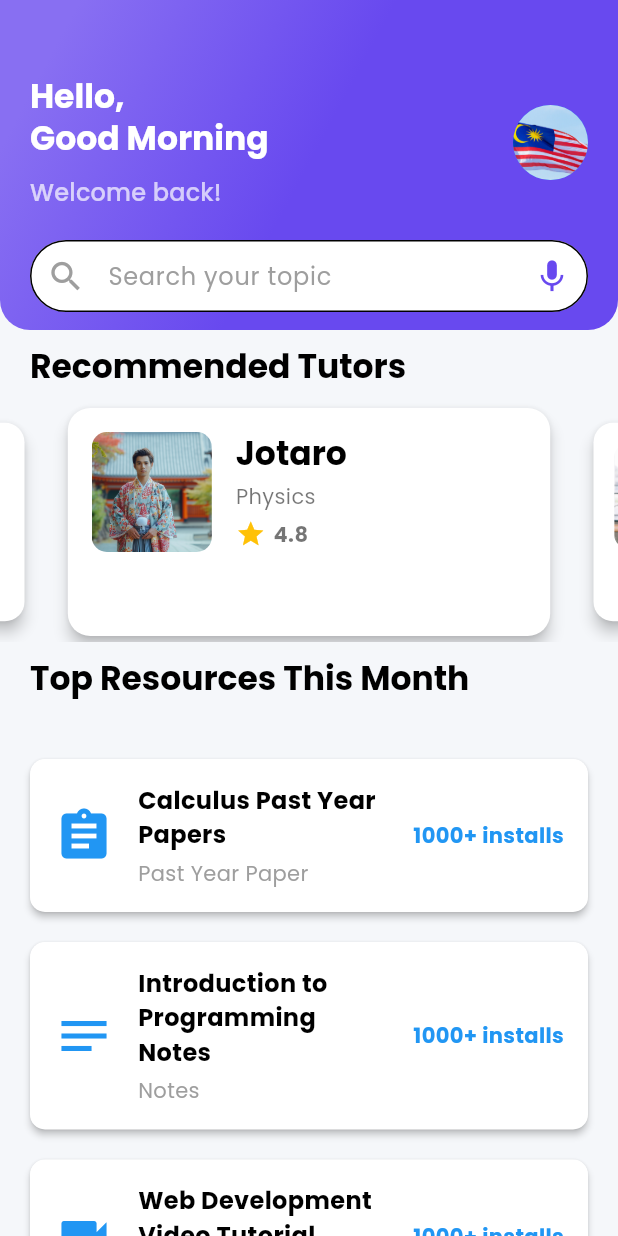
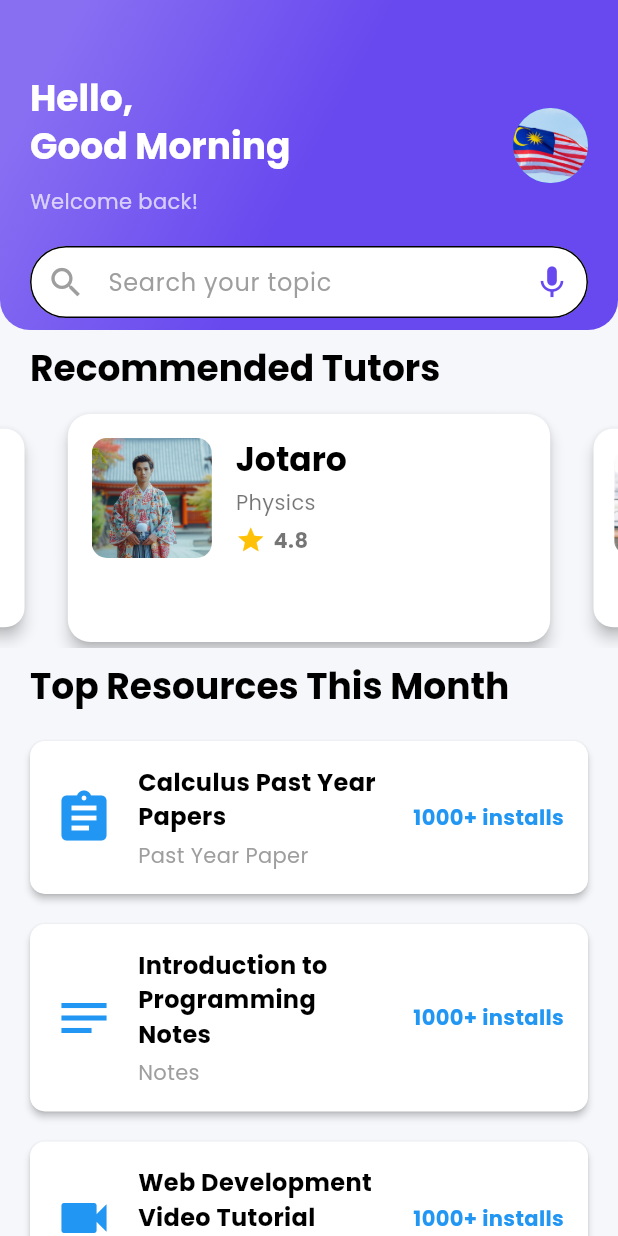
Before and after one commit to zw-weng/EduConnect-Xcode, a Flutter app: the HomeScreen screen opened directly, on a phone screen of 412 x 824 dp. Run offline on Flutter 3.47's test engine with Material 3 defaults, Android fonts, the phone set to English and light mode, and no system bars; drawn by our look-alikes of carousel_slider; our stand-ins replace dio, google_nav_bar, youtube_player_flutter; missing offline and left inert: external_path, flutter_file_dialog, pdfx, youtube_explode_dart.

Commit message:
update home ui

```diff
--- a/lib/screens/home_screen.dart
+++ b/lib/screens/home_screen.dart
@@ -6,8 +6,10 @@ import 'package:flutter/material.dart';
 import 'package:carousel_slider/carousel_slider.dart';
 import 'package:flutter/services.dart';
 import 'package:educonnect/widgets/search_field.dart';
-import 'package:educonnect/widgets/tutor_card.dart'; // Define a TutorCard widget for slidable tutors
-import 'package:educonnect/models/tutor.dart'; // Define Tutor model
+import 'package:educonnect/widgets/tutor_card.dart';
+import 'package:educonnect/models/tutor.dart';
+import 'package:educonnect/screens/pdf_preview_screen.dart';
+import 'package:educonnect/screens/video_preview_screen.dart';
 
 class HomeScreen extends StatefulWidget {
   const HomeScreen({super.key});
@@ -100,48 +102,66 @@ class _HomeScreenState extends State<HomeScreen> {
         body: Column(
           crossAxisAlignment: CrossAxisAlignment.start,
           children: [
-            const AppBar(),
+            const CustomAppBar(),
             Padding(
               padding: const EdgeInsets.symmetric(horizontal: 20.0, vertical: 10.0),
               child: Text(
                 "Recommended Tutors",
-                style: Theme.of(context).textTheme.titleLarge?.copyWith(
+                style: Theme.of(context).textTheme.headlineSmall?.copyWith(
                       fontWeight: FontWeight.bold,
                     ),
               ),
             ),
             CarouselSlider(
-              options: CarouselOptions(height: 160, enlargeCenterPage: true, enableInfiniteScroll: true),
+              options: CarouselOptions(
+                height: 160,
+                enlargeCenterPage: true,
+                enableInfiniteScroll: true,
+              ),
               items: tutors.map((tutor) {
-                return TutorCard(tutor: tutor); // Create a custom TutorCard widget
+                return TutorCard(tutor: tutor);
               }).toList(),
             ),
             Padding(
               padding: const EdgeInsets.symmetric(horizontal: 20.0, vertical: 10.0),
-              child: Row(
-                mainAxisAlignment: MainAxisAlignment.spaceBetween,
-                children: [
-                  Text(
-                    "Top Resources This Month",
-                    style: Theme.of(context).textTheme.titleLarge?.copyWith(
-                          fontWeight: FontWeight.bold,
-                        ),
-                  ),
-                ],
+              child: Text(
+                "Top Resources This Month",
+                style: Theme.of(context).textTheme.headlineSmall?.copyWith(
+                      fontWeight: FontWeight.bold,
+                    ),
               ),
             ),
             Expanded(
-              child: SingleChildScrollView(
-              padding: const EdgeInsets.all(20.0),
-              child: Column(
-                children: topResources.map((resource) {
-                  return ResourceCard(
-                    resource: resource,
-                    installs: '1000+',
+              child: ListView.builder(
+                padding: const EdgeInsets.symmetric(horizontal: 20.0),
+                itemCount: topResources.length,
+                itemBuilder: (context, index) {
+                  final resource = topResources[index];
+                  return GestureDetector(
+                    onTap: () {
+                      if (resource.type == 'video') {
+                        Navigator.push(
+                          context,
+                          MaterialPageRoute(
+                            builder: (context) => VideoPreviewScreen(videoUrl: resource.pdfUrl),
+                          ),
+                        );
+                      } else {
+                        Navigator.push(
+                          context,
+                          MaterialPageRoute(
+                            builder: (context) => PdfPreviewScreen(pdfUrl: resource.pdfUrl),
+                          ),
+                        );
+                      }
+                    },
+                    child: ResourceCard(
+                      resource: resource,
+                      installs: '1000+',
+                    ),
                   );
-                }).toList(),
+                },
               ),
-            ),
             ),
           ],
         ),
@@ -150,8 +170,8 @@ class _HomeScreenState extends State<HomeScreen> {
   }
 }
 
-class AppBar extends StatelessWidget {
-  const AppBar({super.key});
+class CustomAppBar extends StatelessWidget {
+  const CustomAppBar({super.key});
 
   @override
   Widget build(BuildContext context) {
@@ -185,7 +205,7 @@ class AppBar extends StatelessWidget {
                 children: [
                   Text(
                     "Hello,\nGood Morning",
-                    style: Theme.of(context).textTheme.titleLarge?.copyWith(
+                    style: Theme.of(context).textTheme.headlineSmall?.copyWith(
                           color: Colors.white,
                           fontWeight: FontWeight.bold,
                         ),
@@ -193,14 +213,14 @@ class AppBar extends StatelessWidget {
                   const SizedBox(height: 10),
                   Text(
                     "Welcome back!",
-                    style: Theme.of(context).textTheme.titleMedium?.copyWith(
+                    style: Theme.of(context).textTheme.bodyMedium?.copyWith(
                           color: Colors.white70,
                         ),
                   ),
                 ],
               ),
               const CircleAvatar(
-                backgroundImage: AssetImage('assets/images/malaysia-flag-1.jpg'), // Fixed asset path
+                backgroundImage: AssetImage('assets/images/malaysia-flag-1.jpg'),
                 radius: 25,
               ),
             ],
```
